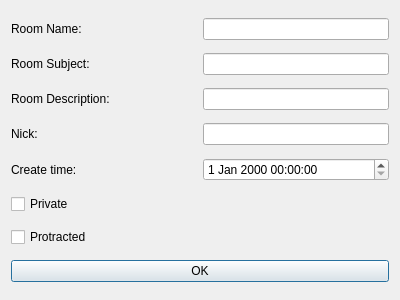
KangLin/RabbitIm, file Widgets/FrmGroupChat/DlgGroupChatInfo.ui: the form before one commit.
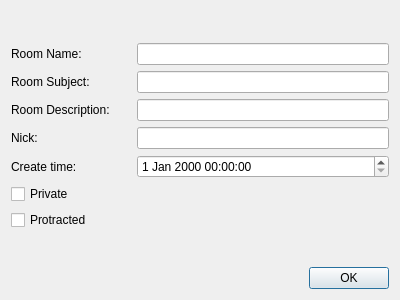
The form after the commit.

What changed in the file:
```diff
--- a/Widgets/FrmGroupChat/DlgGroupChatInfo.ui
+++ b/Widgets/FrmGroupChat/DlgGroupChatInfo.ui
@@ -15,12 +15,25 @@
   </property>
   <layout class="QGridLayout" name="gridLayout">
    <item row="0" column="0">
+    <spacer name="verticalSpacer">
+     <property name="orientation">
+      <enum>Qt::Vertical</enum>
+     </property>
+     <property name="sizeHint" stdset="0">
+      <size>
+       <width>20</width>
+       <height>28</height>
+      </size>
+     </property>
+    </spacer>
+   </item>
+   <item row="1" column="0">
     <layout class="QHBoxLayout" name="horizontalLayout_4">
      <item>
       <widget class="QLabel" name="label">
        <property name="sizePolicy">
         <sizepolicy hsizetype="Preferred" vsizetype="Preferred">
-         <horstretch>0</horstretch>
+         <horstretch>1</horstretch>
          <verstretch>0</verstretch>
         </sizepolicy>
        </property>
@@ -38,8 +51,8 @@
      <item>
       <widget class="QLineEdit" name="txtName">
        <property name="sizePolicy">
-        <sizepolicy hsizetype="Preferred" vsizetype="Fixed">
-         <horstretch>0</horstretch>
+        <sizepolicy hsizetype="Preferred" vsizetype="Preferred">
+         <horstretch>3</horstretch>
          <verstretch>0</verstretch>
         </sizepolicy>
        </property>
@@ -47,13 +60,13 @@
      </item>
     </layout>
    </item>
-   <item row="1" column="0">
+   <item row="2" column="0">
     <layout class="QHBoxLayout" name="horizontalLayout_3">
      <item>
       <widget class="QLabel" name="label_2">
        <property name="sizePolicy">
         <sizepolicy hsizetype="Preferred" vsizetype="Preferred">
-         <horstretch>0</horstretch>
+         <horstretch>1</horstretch>
          <verstretch>0</verstretch>
         </sizepolicy>
        </property>
@@ -71,8 +84,8 @@
      <item>
       <widget class="QLineEdit" name="txtSubject">
        <property name="sizePolicy">
-        <sizepolicy hsizetype="Preferred" vsizetype="Fixed">
-         <horstretch>0</horstretch>
+        <sizepolicy hsizetype="Preferred" vsizetype="Preferred">
+         <horstretch>3</horstretch>
          <verstretch>0</verstretch>
         </sizepolicy>
        </property>
@@ -80,13 +93,13 @@
      </item>
     </layout>
    </item>
-   <item row="2" column="0">
+   <item row="3" column="0">
     <layout class="QHBoxLayout" name="horizontalLayout_2">
      <item>
       <widget class="QLabel" name="label_5">
        <property name="sizePolicy">
         <sizepolicy hsizetype="Preferred" vsizetype="Preferred">
-         <horstretch>0</horstretch>
+         <horstretch>1</horstretch>
          <verstretch>0</verstretch>
         </sizepolicy>
        </property>
@@ -104,8 +117,8 @@
      <item>
       <widget class="QLineEdit" name="txtDescription">
        <property name="sizePolicy">
-        <sizepolicy hsizetype="Preferred" vsizetype="Fixed">
-         <horstretch>0</horstretch>
+        <sizepolicy hsizetype="Preferred" vsizetype="Preferred">
+         <horstretch>3</horstretch>
          <verstretch>0</verstretch>
         </sizepolicy>
        </property>
@@ -113,13 +126,13 @@
      </item>
     </layout>
    </item>
-   <item row="3" column="0">
+   <item row="4" column="0">
     <layout class="QHBoxLayout" name="horizontalLayout">
      <item>
       <widget class="QLabel" name="label_6">
        <property name="sizePolicy">
         <sizepolicy hsizetype="Preferred" vsizetype="Preferred">
-         <horstretch>0</horstretch>
+         <horstretch>1</horstretch>
          <verstretch>0</verstretch>
         </sizepolicy>
        </property>
@@ -137,8 +150,8 @@
      <item>
       <widget class="QLineEdit" name="txtNick">
        <property name="sizePolicy">
-        <sizepolicy hsizetype="Preferred" vsizetype="Fixed">
-         <horstretch>0</horstretch>
+        <sizepolicy hsizetype="Preferred" vsizetype="Preferred">
+         <horstretch>3</horstretch>
          <verstretch>0</verstretch>
         </sizepolicy>
        </property>
@@ -146,13 +159,13 @@
      </item>
     </layout>
    </item>
-   <item row="4" column="0">
+   <item row="5" column="0">
     <layout class="QHBoxLayout" name="horizontalLayout_5">
      <item>
       <widget class="QLabel" name="label_7">
        <property name="sizePolicy">
         <sizepolicy hsizetype="Preferred" vsizetype="Preferred">
-         <horstretch>0</horstretch>
+         <horstretch>1</horstretch>
          <verstretch>0</verstretch>
         </sizepolicy>
        </property>
@@ -168,30 +181,79 @@
       </widget>
      </item>
      <item>
-      <widget class="QDateTimeEdit" name="dtEdit"/>
+      <widget class="QDateTimeEdit" name="dtEdit">
+       <property name="sizePolicy">
+        <sizepolicy hsizetype="Preferred" vsizetype="Preferred">
+         <horstretch>3</horstretch>
+         <verstretch>0</verstretch>
+        </sizepolicy>
+       </property>
+      </widget>
      </item>
     </layout>
    </item>
-   <item row="5" column="0">
+   <item row="6" column="0">
     <widget class="QCheckBox" name="cbPrivate">
      <property name="text">
       <string>Private</string>
      </property>
     </widget>
    </item>
-   <item row="6" column="0">
+   <item row="7" column="0">
     <widget class="QCheckBox" name="cbProtracted">
+     <property name="sizePolicy">
+      <sizepolicy hsizetype="Preferred" vsizetype="Preferred">
+       <horstretch>0</horstretch>
+       <verstretch>0</verstretch>
+      </sizepolicy>
+     </property>
      <property name="text">
       <string>Protracted</string>
      </property>
     </widget>
    </item>
-   <item row="7" column="0">
-    <widget class="QPushButton" name="pushButton">
-     <property name="text">
-      <string>OK</string>
+   <item row="8" column="0">
+    <spacer name="verticalSpacer_2">
+     <property name="orientation">
+      <enum>Qt::Vertical</enum>
      </property>
-    </widget>
+     <property name="sizeHint" stdset="0">
+      <size>
+       <width>20</width>
+       <height>27</height>
+      </size>
+     </property>
+    </spacer>
+   </item>
+   <item row="9" column="0">
+    <layout class="QHBoxLayout" name="horizontalLayout_6">
+     <item>
+      <spacer name="horizontalSpacer">
+       <property name="orientation">
+        <enum>Qt::Horizontal</enum>
+       </property>
+       <property name="sizeHint" stdset="0">
+        <size>
+         <width>40</width>
+         <height>20</height>
+        </size>
+       </property>
+      </spacer>
+     </item>
+     <item>
+      <widget class="QPushButton" name="pushButton">
+       <property name="sizePolicy">
+        <sizepolicy hsizetype="Preferred" vsizetype="Preferred">
+         <horstretch>0</horstretch>
+         <verstretch>0</verstretch>
+        </sizepolicy>
+       </property>
+       <property name="text">
+        <string>OK</string>
+       </property>
+      </widget>
+     </item>
+    </layout>
    </item>
   </layout>
  </widget>
```
